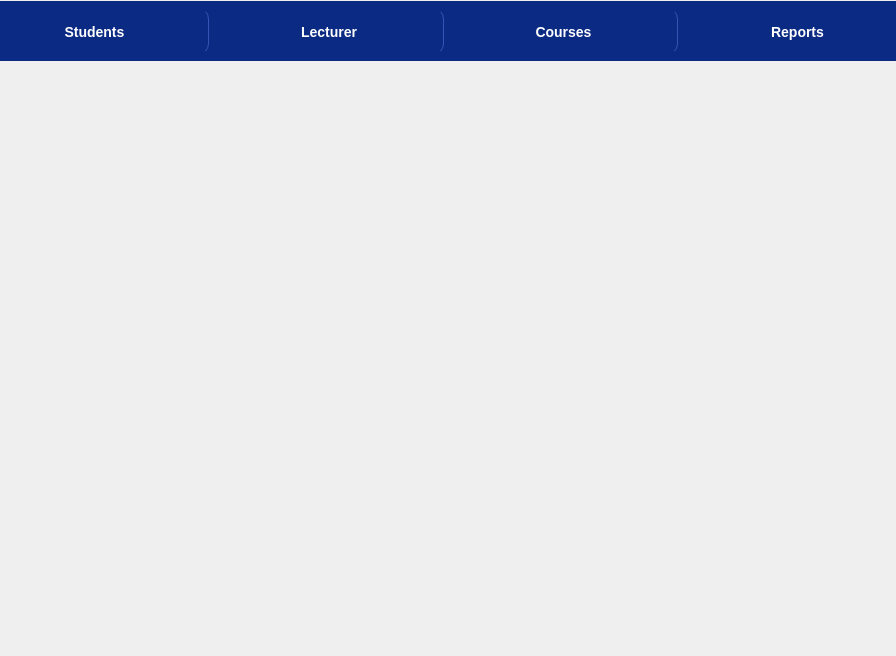
First picture: the form in gui/instructor.ui, repository mariiamahmd/Student-Grades-Checker, before the edit.
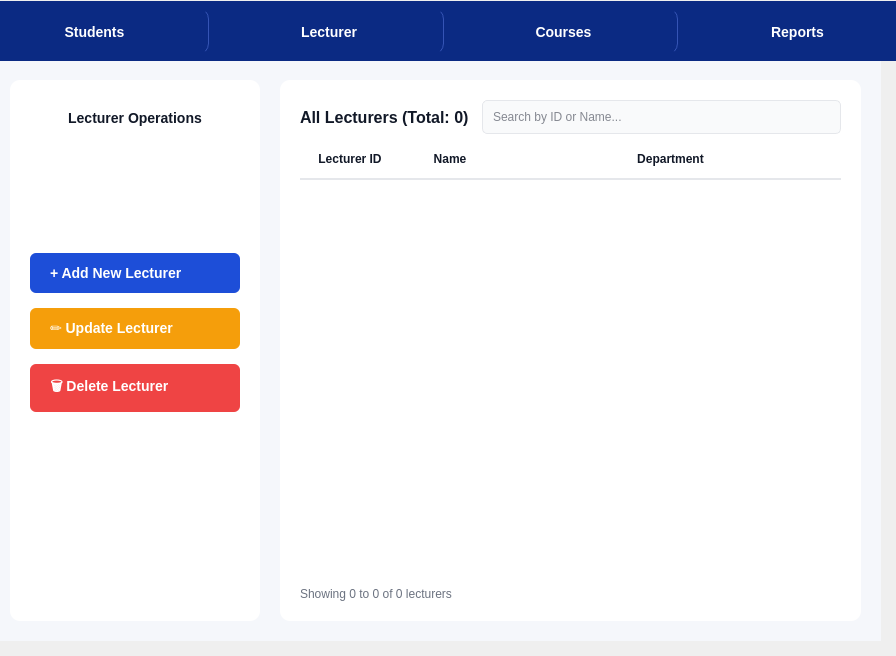
Second picture: the form after the edit. The open tabs and pages were chosen to show the change.

Commit message: Implement Lecturers Page UI

The edit to the form file:
```diff
--- a/gui/instructor.ui
+++ b/gui/instructor.ui
@@ -792,7 +792,296 @@
      <widget class="QWidget" name="passfaillp"/>
     </widget>
    </widget>
-   <widget class="QWidget" name="LecturerPage"/>
+   <widget class="QWidget" name="LecturerPage">
+    <property name="styleSheet">
+     <string>QWidget#LecturerPage { background-color: #f5f7fb; }</string>
+    </property>
+    <layout class="QHBoxLayout" name="horizontalLayout_Main_Lecturers">
+     <property name="spacing">
+      <number>20</number>
+     </property>
+     <property name="leftMargin">
+      <number>20</number>
+     </property>
+     <property name="topMargin">
+      <number>20</number>
+     </property>
+     <property name="rightMargin">
+      <number>20</number>
+     </property>
+     <property name="bottomMargin">
+      <number>20</number>
+     </property>
+     
+     <item>
+      <widget class="QFrame" name="frame_Operations_Lecturer">
+       <property name="minimumSize">
+        <size>
+         <width>250</width>
+         <height>0</height>
+        </size>
+       </property>
+       <property name="maximumSize">
+        <size>
+         <width>250</width>
+         <height>16777215</height>
+        </size>
+       </property>
+       <property name="styleSheet">
+        <string>
+         QFrame#frame_Operations_Lecturer {
+             background-color: white;
+             border-radius: 10px;
+         }
+         QPushButton {
+             color: white;
+             font-weight: bold;
+             font-size: 14px;
+             border-radius: 6px;
+             padding: 12px;
+             text-align: left;
+             padding-left: 20px;
+         }
+         QPushButton#btn_addLecturer { background-color: #1d4ed8; }
+         QPushButton#btn_addLecturer:hover { background-color: #1e40af; }
+         
+         QPushButton#btn_updateLecturer { background-color: #f59e0b; }
+         QPushButton#btn_updateLecturer:hover { background-color: #d97706; }
+         
+         QPushButton#btn_deleteLecturer { background-color: #ef4444; }
+         QPushButton#btn_deleteLecturer:hover { background-color: #dc2626; }
+        </string>
+       </property>
+       <layout class="QVBoxLayout" name="verticalLayout_Ops_Lec">
+        <property name="spacing">
+         <number>15</number>
+        </property>
+        <property name="leftMargin">
+         <number>20</number>
+        </property>
+        <property name="topMargin">
+         <number>30</number>
+        </property>
+        <property name="rightMargin">
+         <number>20</number>
+        </property>
+        <item>
+         <widget class="QLabel" name="label_OpsTitle_Lec">
+          <property name="styleSheet">
+           <string>font-weight: bold; font-size: 14px; color: #111827;</string>
+          </property>
+          <property name="text">
+           <string>Lecturer Operations</string>
+          </property>
+          <property name="alignment">
+           <set>Qt::AlignCenter</set>
+          </property>
+         </widget>
+        </item>
+        <item>
+         <spacer name="verticalSpacer_small_lec">
+          <property name="orientation">
+           <enum>Qt::Vertical</enum>
+          </property>
+          <property name="sizeHint" stdset="0">
+           <size>
+            <width>20</width>
+            <height>10</height>
+           </size>
+          </property>
+         </spacer>
+        </item>
+        <item>
+         <widget class="QPushButton" name="btn_addLecturer">
+          <property name="text">
+           <string>+ Add New Lecturer</string>
+          </property>
+         </widget>
+        </item>
+        <item>
+         <widget class="QPushButton" name="btn_updateLecturer">
+          <property name="text">
+           <string>✏️ Update Lecturer</string>
+          </property>
+         </widget>
+        </item>
+        <item>
+         <widget class="QPushButton" name="btn_deleteLecturer">
+          <property name="text">
+           <string>🗑️ Delete Lecturer</string>
+          </property>
+         </widget>
+        </item>
+        <item>
+         <spacer name="verticalSpacer_large_lec">
+          <property name="orientation">
+           <enum>Qt::Vertical</enum>
+          </property>
+          <property name="sizeHint" stdset="0">
+           <size>
+            <width>20</width>
+            <height>200</height>
+           </size>
+          </property>
+         </spacer>
+        </item>
+       </layout>
+      </widget>
+     </item>
+
+     <item>
+      <widget class="QFrame" name="frame_Data_Lecturer">
+       <property name="styleSheet">
+        <string>
+         QFrame#frame_Data_Lecturer {
+             background-color: white;
+             border-radius: 10px;
+         }
+         QLineEdit {
+             padding: 8px;
+             border: 1px solid #e5e7eb;
+             border-radius: 5px;
+             background-color: #f9fafb;
+             color: #111827;
+         }
+        </string>
+       </property>
+       <layout class="QVBoxLayout" name="verticalLayout_Data_Lec">
+        <property name="leftMargin">
+         <number>20</number>
+        </property>
+        <property name="topMargin">
+         <number>20</number>
+        </property>
+        <property name="rightMargin">
+         <number>20</number>
+        </property>
+        <property name="bottomMargin">
+         <number>20</number>
+        </property>
+        <item>
+         <layout class="QHBoxLayout" name="horizontalLayout_TopBar_Lec">
+          <item>
+           <widget class="QLabel" name="label_LecTableTitle">
+            <property name="styleSheet">
+             <string>font-weight: bold; font-size: 16px; color: #111827;</string>
+            </property>
+            <property name="text">
+             <string>All Lecturers (Total: 0)</string>
+            </property>
+           </widget>
+          </item>
+          <item>
+           <spacer name="horizontalSpacer_TitleSearch_Lec">
+            <property name="orientation">
+             <enum>Qt::Horizontal</enum>
+            </property>
+           </spacer>
+          </item>
+          <item>
+           <widget class="QLineEdit" name="lineEdit_SearchLec">
+            <property name="minimumSize">
+             <size>
+              <width>250</width>
+              <height>0</height>
+             </size>
+            </property>
+            <property name="placeholderText">
+             <string>Search by ID or Name...</string>
+            </property>
+           </widget>
+          </item>
+         </layout>
+        </item>
+        <item>
+         <widget class="QTableWidget" name="lecturersTable">
+          <property name="styleSheet">
+           <string>
+            QTableWidget {
+                background-color: white;
+                color: #374151;
+                border: none;
+                gridline-color: #f3f4f6;
+                font-size: 13px;
+            }
+            QTableWidget::viewport {
+                background-color: white;
+            }
+            QHeaderView::section {
+                background-color: white;
+                color: #111827;
+                font-weight: bold;
+                padding: 10px;
+                border: none;
+                border-bottom: 2px solid #e5e7eb;
+            }
+            QTableWidget::item {
+                padding: 5px;
+                border-bottom: 1px solid #f3f4f6;
+                background-color: white;
+                color: #111827;
+            }
+            QTableWidget::item:selected {
+                background-color: #eff6ff;
+                color: #1d4ed8;
+            }
+           </string>
+          </property>
+          <property name="showGrid">
+           <bool>false</bool>
+          </property>
+          <property name="selectionBehavior">
+           <enum>QAbstractItemView::SelectRows</enum>
+          </property>
+          <attribute name="horizontalHeaderStretchLastSection">
+           <bool>true</bool>
+          </attribute>
+          <attribute name="verticalHeaderVisible">
+           <bool>false</bool>
+          </attribute>
+          <column>
+           <property name="text">
+            <string>Lecturer ID</string>
+           </property>
+          </column>
+          <column>
+           <property name="text">
+            <string>Name</string>
+           </property>
+          </column>
+          <column>
+           <property name="text">
+            <string>Department</string>
+           </property>
+          </column>
+         </widget>
+        </item>
+        <item>
+         <layout class="QHBoxLayout" name="horizontalLayout_BottomBar_Lec">
+          <item>
+           <widget class="QLabel" name="label_ShowingLec">
+            <property name="styleSheet">
+             <string>color: #6b7280; font-size: 12px;</string>
+            </property>
+            <property name="text">
+             <string>Showing 0 to 0 of 0 lecturers</string>
+            </property>
+           </widget>
+          </item>
+          <item>
+           <spacer name="horizontalSpacer_Pagination_Lec">
+            <property name="orientation">
+             <enum>Qt::Horizontal</enum>
+            </property>
+           </spacer>
+          </item>
+         </layout>
+        </item>
+       </layout>
+      </widget>
+     </item>
+    </layout>
+   </widget>
   </widget>
   <widget class="QFrame" name="frame">
    <property name="geometry">
```
The commit also changes 2 other files.
